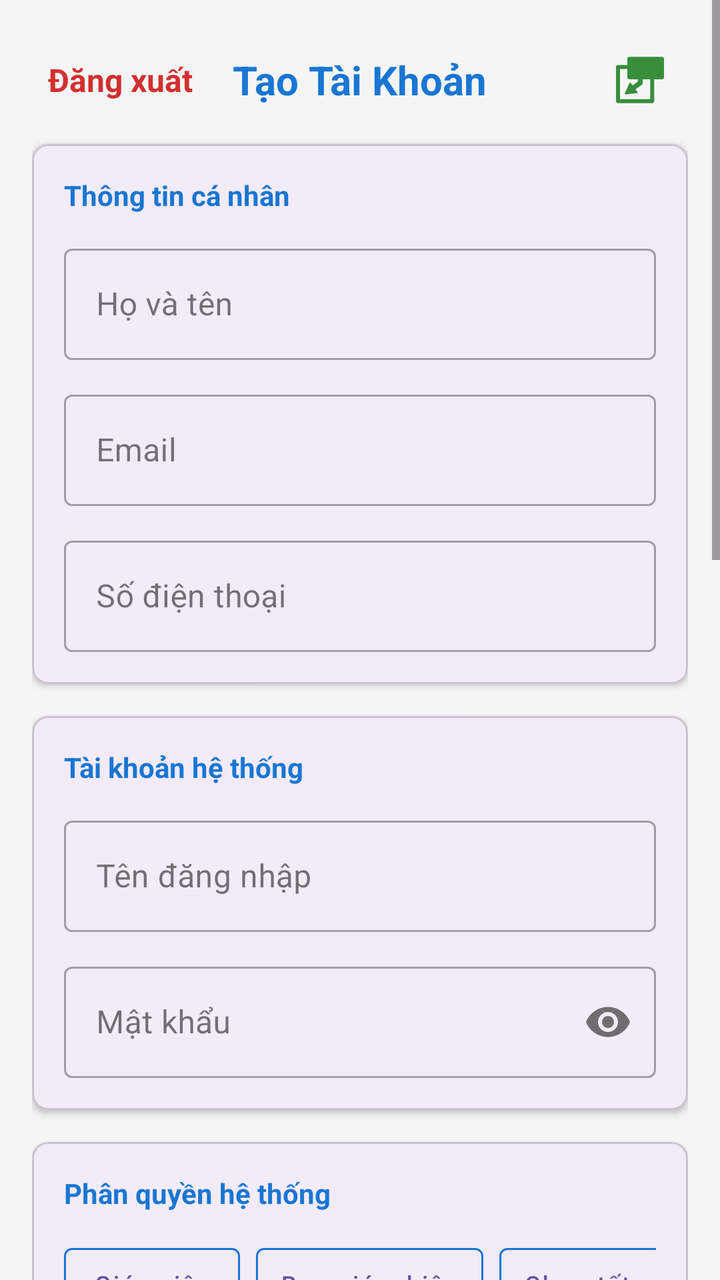
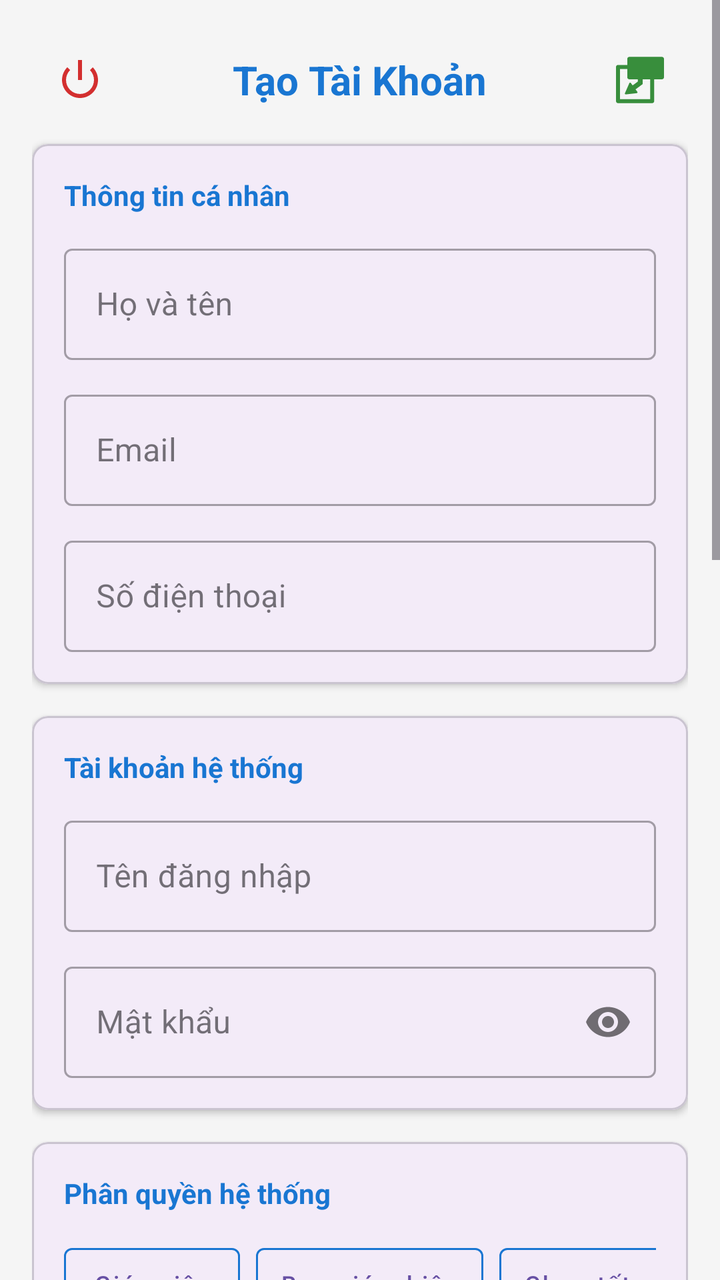

Compare the two renders of this Android layout. The source of the first and the diff that turns it into the second are given below.
<!-- AndroidManifest.xml: application theme Theme.StudentManagementApp -->
<!-- res/layout/activity_admin_create_user.xml -->
<?xml version="1.0" encoding="utf-8"?>
<ScrollView xmlns:android="http://schemas.android.com/apk/res/android"
    xmlns:app="http://schemas.android.com/apk/res-auto"
    xmlns:tools="http://schemas.android.com/tools"
    android:layout_width="match_parent"
    android:layout_height="match_parent"
    android:background="#F5F5F5"
    android:fillViewport="true"
    tools:context=".AdminCreateUserActivity">

    <LinearLayout
        android:layout_width="match_parent"
        android:layout_height="wrap_content"
        android:orientation="vertical"
        android:padding="16dp">

        <RelativeLayout
            android:layout_width="match_parent"
            android:layout_height="wrap_content"
            android:layout_marginBottom="8dp">

            <TextView
                android:id="@+id/btnLogout"
                android:layout_width="wrap_content"
                android:layout_height="wrap_content"
                android:layout_alignParentStart="true"
                android:layout_centerVertical="true"
                android:background="?attr/selectableItemBackground"
                android:clickable="true"
                android:focusable="true"
                android:padding="8dp"
                android:text="Đăng xuất"
                android:textColor="#D32F2F"
                android:textSize="16sp"
                android:textStyle="bold" />

            <TextView
                android:id="@+id/tvTitle"
                android:layout_width="wrap_content"
                android:layout_height="wrap_content"
                android:layout_centerInParent="true"
                android:text="Tạo Tài Khoản"
                android:textColor="#1976D2"
                android:textSize="20sp"
                android:textStyle="bold" />

            <ImageButton
                android:id="@+id/btnImportExcel"
                android:layout_width="48dp"
                android:layout_height="48dp"
                android:layout_alignParentEnd="true"
                android:layout_centerVertical="true"
                android:background="?attr/selectableItemBackgroundBorderless"
                android:src="@drawable/import_file_svgrepo_com"
                app:tint="#388E3C"
                android:contentDescription="Import từ Excel" />
        </RelativeLayout>

        <com.google.android.material.progressindicator.LinearProgressIndicator
            android:id="@+id/loadingIndicator"
            android:layout_width="match_parent"
            android:layout_height="wrap_content"
            android:layout_marginBottom="16dp"
            android:indeterminate="true"
            android:visibility="gone"
            app:indicatorColor="#1976D2"
            app:trackColor="#E3F2FD" />

        
        <com.google.android.material.card.MaterialCardView
            android:layout_width="match_parent"
            android:layout_height="wrap_content"
            android:layout_marginBottom="16dp"
            app:cardCornerRadius="8dp"
            app:cardElevation="2dp">

            <LinearLayout
                android:layout_width="match_parent"
                android:layout_height="wrap_content"
                android:orientation="vertical"
                android:padding="16dp">

                <TextView
                    android:layout_width="wrap_content"
                    android:layout_height="wrap_content"
                    android:layout_marginBottom="12dp"
                    android:text="Thông tin cá nhân"
                    android:textColor="#1976D2"
                    android:textSize="14sp"
                    android:textStyle="bold" />

                <com.google.android.material.textfield.TextInputLayout
                    android:id="@+id/tilFullName"
                    style="@style/Widget.MaterialComponents.TextInputLayout.OutlinedBox"
                    android:layout_width="match_parent"
                    android:layout_height="wrap_content"
                    android:layout_marginBottom="12dp"
                    android:hint="Họ và tên">
                    <com.google.android.material.textfield.TextInputEditText
                        android:id="@+id/edtFullName"
                        android:layout_width="match_parent"
                        android:layout_height="wrap_content"
                        android:inputType="textPersonName" />
                </com.google.android.material.textfield.TextInputLayout>

                <com.google.android.material.textfield.TextInputLayout
                    android:id="@+id/tilEmail"
                    style="@style/Widget.MaterialComponents.TextInputLayout.OutlinedBox"
                    android:layout_width="match_parent"
                    android:layout_height="wrap_content"
                    android:layout_marginBottom="12dp"
                    android:hint="Email">
                    <com.google.android.material.textfield.TextInputEditText
                        android:id="@+id/edtEmail"
                        android:layout_width="match_parent"
                        android:layout_height="wrap_content"
                        android:inputType="textEmailAddress" />
                </com.google.android.material.textfield.TextInputLayout>

                <com.google.android.material.textfield.TextInputLayout
                    android:id="@+id/tilPhone"
                    style="@style/Widget.MaterialComponents.TextInputLayout.OutlinedBox"
                    android:layout_width="match_parent"
                    android:layout_height="wrap_content"
                    android:hint="Số điện thoại">
                    <com.google.android.material.textfield.TextInputEditText
                        android:id="@+id/edtPhone"
                        android:layout_width="match_parent"
                        android:layout_height="wrap_content"
                        android:inputType="phone" />
                </com.google.android.material.textfield.TextInputLayout>
            </LinearLayout>
        </com.google.android.material.card.MaterialCardView>

        
        <com.google.android.material.card.MaterialCardView
            android:layout_width="match_parent"
            android:layout_height="wrap_content"
            android:layout_marginBottom="16dp"
            app:cardCornerRadius="8dp"
            app:cardElevation="2dp">

            <LinearLayout
                android:layout_width="match_parent"
                android:layout_height="wrap_content"
                android:orientation="vertical"
                android:padding="16dp">

                <TextView
                    android:layout_width="wrap_content"
                    android:layout_height="wrap_content"
                    android:layout_marginBottom="12dp"
                    android:text="Tài khoản hệ thống"
                    android:textColor="#1976D2"
                    android:textSize="14sp"
                    android:textStyle="bold" />

                <com.google.android.material.textfield.TextInputLayout
                    android:id="@+id/tilUsername"
                    style="@style/Widget.MaterialComponents.TextInputLayout.OutlinedBox"
                    android:layout_width="match_parent"
                    android:layout_height="wrap_content"
                    android:layout_marginBottom="12dp"
                    android:hint="Tên đăng nhập">
                    <com.google.android.material.textfield.TextInputEditText
                        android:id="@+id/edtUsername"
                        android:layout_width="match_parent"
                        android:layout_height="wrap_content"
                        android:inputType="text" />
                </com.google.android.material.textfield.TextInputLayout>

                <com.google.android.material.textfield.TextInputLayout
                    android:id="@+id/tilPassword"
                    style="@style/Widget.MaterialComponents.TextInputLayout.OutlinedBox"
                    android:layout_width="match_parent"
                    android:layout_height="wrap_content"
                    app:passwordToggleEnabled="true"
                    android:hint="Mật khẩu">
                    <com.google.android.material.textfield.TextInputEditText
                        android:id="@+id/edtPassword"
                        android:layout_width="match_parent"
                        android:layout_height="wrap_content"
                        android:inputType="textPassword" />
                </com.google.android.material.textfield.TextInputLayout>
            </LinearLayout>
        </com.google.android.material.card.MaterialCardView>

        
        <com.google.android.material.card.MaterialCardView
            android:layout_width="match_parent"
            android:layout_height="wrap_content"
            android:layout_marginBottom="24dp"
            app:cardCornerRadius="8dp"
            app:cardElevation="2dp">

            <LinearLayout
                android:layout_width="match_parent"
                android:layout_height="wrap_content"
                android:orientation="vertical"
                android:padding="16dp">

                <TextView
                    android:layout_width="wrap_content"
                    android:layout_height="wrap_content"
                    android:layout_marginBottom="12dp"
                    android:text="Phân quyền hệ thống"
                    android:textColor="#1976D2"
                    android:textSize="14sp"
                    android:textStyle="bold" />

                <HorizontalScrollView
                    android:layout_width="match_parent"
                    android:layout_height="wrap_content"
                    android:layout_marginBottom="12dp"
                    android:scrollbars="none">

                    <LinearLayout
                        android:layout_width="wrap_content"
                        android:layout_height="wrap_content"
                        android:orientation="horizontal">

                        <com.google.android.material.button.MaterialButton
                            android:id="@+id/btnQuickTeacher"
                            style="@style/Widget.MaterialComponents.Button.OutlinedButton"
                            android:layout_width="wrap_content"
                            android:layout_height="wrap_content"
                            android:layout_marginEnd="8dp"
                            android:paddingHorizontal="12dp"
                            android:text="Giáo viên"
                            android:textAllCaps="false"
                            android:textSize="12sp"
                            app:strokeColor="#1976D2" />

                        <com.google.android.material.button.MaterialButton
                            android:id="@+id/btnQuickManagement"
                            style="@style/Widget.MaterialComponents.Button.OutlinedButton"
                            android:layout_width="wrap_content"
                            android:layout_height="wrap_content"
                            android:layout_marginEnd="8dp"
                            android:paddingHorizontal="12dp"
                            android:text="Ban giám hiệu"
                            android:textAllCaps="false"
                            android:textSize="12sp"
                            app:strokeColor="#1976D2" />

                        <com.google.android.material.button.MaterialButton
                            android:id="@+id/btnQuickAdmin"
                            style="@style/Widget.MaterialComponents.Button.OutlinedButton"
                            android:layout_width="wrap_content"
                            android:layout_height="wrap_content"
                            android:layout_marginEnd="8dp"
                            android:paddingHorizontal="12dp"
                            android:text="Chọn tất cả"
                            android:textAllCaps="false"
                            android:textSize="12sp"
                            app:strokeColor="#1976D2" />

                        <com.google.android.material.button.MaterialButton
                            android:id="@+id/btnQuickClear"
                            style="@style/Widget.MaterialComponents.Button.OutlinedButton"
                            android:layout_width="wrap_content"
                            android:layout_height="wrap_content"
                            android:paddingHorizontal="12dp"
                            android:text="Bỏ chọn tất cả"
                            android:textAllCaps="false"
                            android:textSize="12sp"
                            app:strokeColor="#D32F2F"
                            android:textColor="#D32F2F" />
                    </LinearLayout>
                </HorizontalScrollView>

                <GridLayout
                    android:layout_width="match_parent"
                    android:layout_height="wrap_content"
                    android:columnCount="1">

                    <com.google.android.material.checkbox.MaterialCheckBox android:id="@+id/cbTiepNhanHS" android:layout_width="wrap_content" android:layout_height="wrap_content" android:text="Tiếp nhận học sinh (1)" />
                    <com.google.android.material.checkbox.MaterialCheckBox android:id="@+id/cbLapDanhSachLop" android:layout_width="wrap_content" android:layout_height="wrap_content" android:text="Lập danh sách lớp (2)" />
                    <com.google.android.material.checkbox.MaterialCheckBox android:id="@+id/cbLapDanhSachHSChoLop" android:layout_width="wrap_content" android:layout_height="wrap_content" android:text="Lập danh sách học sinh cho lớp (3)" />
                    <com.google.android.material.checkbox.MaterialCheckBox android:id="@+id/cbLapDanhSachNamHoc" android:layout_width="wrap_content" android:layout_height="wrap_content" android:text="Lập danh sách Năm học (4)" />
                    <com.google.android.material.checkbox.MaterialCheckBox android:id="@+id/cbLapDanhSachKhoiLop" android:layout_width="wrap_content" android:layout_height="wrap_content" android:text="Lập danh sách Khối lớp (5)" />
                    <com.google.android.material.checkbox.MaterialCheckBox android:id="@+id/cbLapDanhSachMonHoc" android:layout_width="wrap_content" android:layout_height="wrap_content" android:text="Lập danh sách Môn học (6)" />
                    <com.google.android.material.checkbox.MaterialCheckBox android:id="@+id/cbTraCuuHS" android:layout_width="wrap_content" android:layout_height="wrap_content" android:text="Tra cứu học sinh (7)" />
                    <com.google.android.material.checkbox.MaterialCheckBox android:id="@+id/cbNhapDiem" android:layout_width="wrap_content" android:layout_height="wrap_content" android:text="Nhập bảng điểm (8)" />
                    <com.google.android.material.checkbox.MaterialCheckBox android:id="@+id/cbLoaiKiemTra" android:layout_width="wrap_content" android:layout_height="wrap_content" android:text="Nhập danh sách loại kiểm tra (9)" />
                    <com.google.android.material.checkbox.MaterialCheckBox android:id="@+id/cbBaoCaoMon" android:layout_width="wrap_content" android:layout_height="wrap_content" android:text="Lập báo cáo tổng kết môn (10)" />
                    <com.google.android.material.checkbox.MaterialCheckBox android:id="@+id/cbBaoCaoHocKy" android:layout_width="wrap_content" android:layout_height="wrap_content" android:text="Lập báo cáo tổng kết học kỳ (11)" />
                    <com.google.android.material.checkbox.MaterialCheckBox android:id="@+id/cbCaiDatThamSo" android:layout_width="wrap_content" android:layout_height="wrap_content" android:text="Cài đặt tham số hệ thống (12)" />
                </GridLayout>
            </LinearLayout>
        </com.google.android.material.card.MaterialCardView>

        <com.google.android.material.button.MaterialButton
            android:id="@+id/btnXemDanhSach"
            style="@style/Widget.MaterialComponents.Button.OutlinedButton"
            android:layout_width="match_parent"
            android:layout_height="60dp"
            android:layout_marginBottom="8dp"
            android:text="XEM DANH SÁCH TÀI KHOẢN"
            android:textSize="16sp"
            android:textStyle="bold"
            app:cornerRadius="8dp"
            app:strokeColor="#1976D2"
            android:textColor="#1976D2" />

        <com.google.android.material.button.MaterialButton
            android:id="@+id/btnCreateAccount"
            android:layout_width="match_parent"
            android:layout_height="60dp"
            android:layout_marginBottom="24dp"
            android:text="TẠO TÀI KHOẢN"
            android:textSize="16sp"
            android:textStyle="bold"
            app:cornerRadius="8dp" />

    </LinearLayout>
</ScrollView>
<!-- resources referenced by this layout -->
<resources>
  <!-- drawable import_file_svgrepo_com (drawable) -->
  <vector xmlns:android="http://schemas.android.com/apk/res/android" android:height="24dp" android:viewportHeight="420.24" android:viewportWidth="420.24" android:width="24dp">
        
      <path android:fillColor="#000000" android:pathData="M402.05,7.5l-95.18,0c-0.07,-0 -0.15,-0 -0.22,-0H116.77c-10.03,0 -18.19,8.16 -18.19,18.19V78.25H17.54C7.86,78.25 0,86.11 0,95.79v299.4c0,9.69 7.85,17.54 17.54,17.54h299.4c9.69,0 17.54,-7.86 17.54,-17.54V204.01h67.56c10.03,0 18.19,-8.16 18.19,-18.19V25.68C420.24,15.66 412.08,7.5 402.05,7.5zM35.09,377.65V113.34H98.58v72.49c0,10.03 8.16,18.19 18.19,18.19h73.98v20.19l-45.2,33.27l-15.82,-21.49c-1.59,-2.16 -4.21,-3.31 -6.87,-3.01s-4.97,1.99 -6.04,4.45l-38.64,88.27c-0.42,0.97 -0.63,1.99 -0.63,3.01c0,1.57 0.5,3.14 1.46,4.45c1.59,2.16 4.21,3.3 6.87,3.01l95.76,-10.66c2.66,-0.3 4.97,-1.99 6.04,-4.45c1.07,-2.46 0.76,-5.3 -0.83,-7.45l-15.82,-21.49l59.65,-43.91c1.92,-1.41 3.05,-3.66 3.05,-6.04v-38.14h65.65v173.64H35.09V377.65z"/>
      
  </vector>
  <style name="Theme.StudentManagementApp" parent="Base.Theme.StudentManagementApp" />
  <style name="Base.Theme.StudentManagementApp" parent="Theme.Material3.DayNight.NoActionBar">
          
          
      </style>
</resources>

<!-- the commit's change to res/layout/activity_admin_create_user.xml (unified diff, before → after) -->
@@ -19,20 +19,16 @@
             android:layout_height="wrap_content"
             android:layout_marginBottom="8dp">
 
-            <TextView
+            <ImageButton
                 android:id="@+id/btnLogout"
-                android:layout_width="wrap_content"
-                android:layout_height="wrap_content"
+                android:layout_width="48dp"
+                android:layout_height="48dp"
                 android:layout_alignParentStart="true"
                 android:layout_centerVertical="true"
-                android:background="?attr/selectableItemBackground"
-                android:clickable="true"
-                android:focusable="true"
-                android:padding="8dp"
-                android:text="Đăng xuất"
-                android:textColor="#D32F2F"
-                android:textSize="16sp"
-                android:textStyle="bold" />
+                android:background="?attr/selectableItemBackgroundBorderless"
+                android:src="@android:drawable/ic_lock_power_off"
+                app:tint="#D32F2F"
+                android:contentDescription="Đăng xuất" />
 
             <TextView
                 android:id="@+id/tvTitle"
@@ -66,7 +62,6 @@
             app:indicatorColor="#1976D2"
             app:trackColor="#E3F2FD" />
 
-        
         <com.google.android.material.card.MaterialCardView
             android:layout_width="match_parent"
             android:layout_height="wrap_content"
@@ -132,7 +127,6 @@
             </LinearLayout>
         </com.google.android.material.card.MaterialCardView>
 
-        
         <com.google.android.material.card.MaterialCardView
             android:layout_width="match_parent"
             android:layout_height="wrap_content"
@@ -185,7 +179,6 @@
             </LinearLayout>
         </com.google.android.material.card.MaterialCardView>
 
-        
         <com.google.android.material.card.MaterialCardView
             android:layout_width="match_parent"
             android:layout_height="wrap_content"
